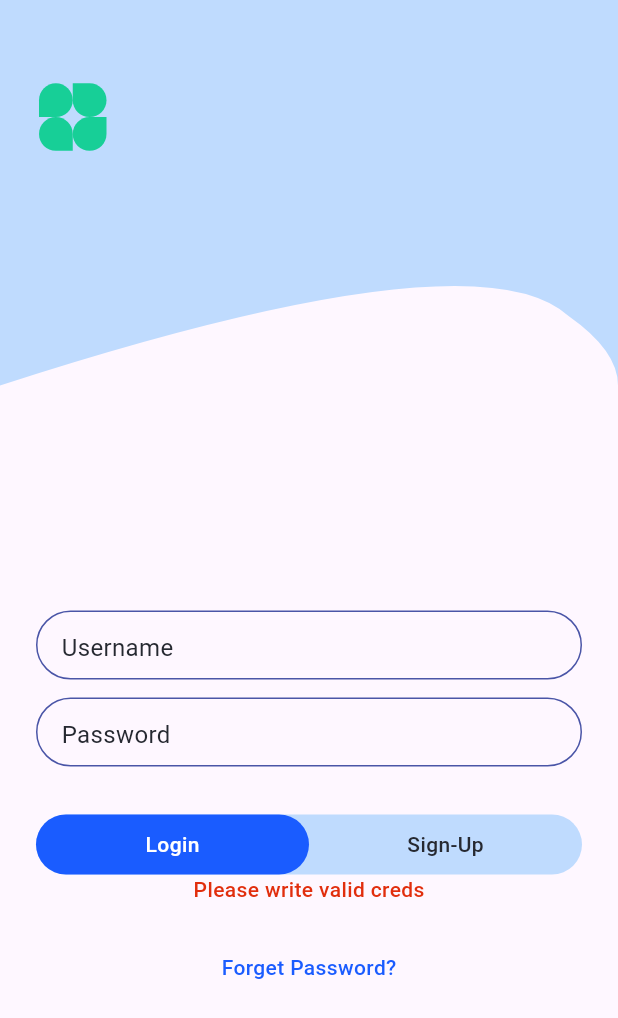
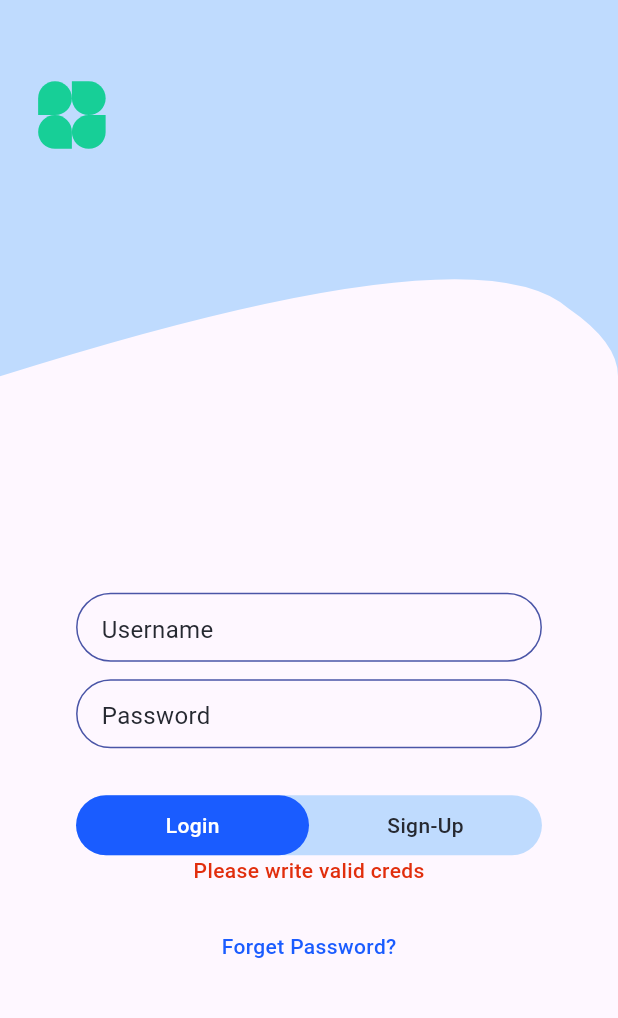
Before and after one commit to Narek6556/auth_app, a Flutter app: the screen it shows after launch, after a tap on "Login", on a phone screen of 412 x 824 dp. Shown: the top 1018 px of the screen. Run offline on Flutter 3.47's test engine with Material 3 defaults, Android fonts, the phone set to English and light mode, and no system bars; our stand-ins replace flutter_mobx, flutter_svg, get_it, mobx, sqflite; accounts and stored records are empty; generated files the repository leaves out were written again.

Commit message:
added responsivnes

```diff
--- /dev/null
+++ b/lib/extensions/extension_on_num.dart
@@ -0,0 +1,12 @@
+import 'package:auth_app/utils/responsivnes.dart';
+import 'package:flutter/material.dart';
+
+extension ExtensionOnNum on num {
+  double h(BuildContext context) {
+    return Responsivnes.byHeight(context, this).toDouble();
+  }
+
+  double w(BuildContext context) {
+    return Responsivnes.byWidth(context, this).toDouble();
+  }
+}
--- a/lib/ui/pages/auth/auth.page.dart
+++ b/lib/ui/pages/auth/auth.page.dart
@@ -1,4 +1,5 @@
 import 'package:auth_app/data/service_locator.dart';
+import 'package:auth_app/extensions/extension_on_num.dart';
 import 'package:auth_app/extensions/extension_on_object.dart';
 import 'package:auth_app/ui/constants/app_colors.dart';
 import 'package:auth_app/ui/pages/auth/widgets/form_section.dart';
@@ -125,7 +126,7 @@ class _AuthPageState extends State<AuthPage> {
             children: [
               HeroSection(),
               SizedBox(
-                height: 92,
+                height: 92.h(context),
               ),
               FormSection(),
             ],
--- a/lib/ui/pages/auth/widgets/form_section.dart
+++ b/lib/ui/pages/auth/widgets/form_section.dart
@@ -1,4 +1,5 @@
 import 'package:auth_app/data/service_locator.dart';
+import 'package:auth_app/extensions/extension_on_num.dart';
 import 'package:auth_app/ui/constants/app_colors.dart';
 import 'package:auth_app/ui/constants/app_texts.dart';
 import 'package:auth_app/ui/stores/auth_store/auth.store.dart';
@@ -49,13 +50,13 @@ class _FormSectionState extends State<FormSection>
   @override
   Widget build(BuildContext context) {
     return Container(
-      padding: const EdgeInsets.symmetric(
-        horizontal: 24,
+      padding: EdgeInsets.symmetric(
+        horizontal: 24.w(context),
       ),
       child: Column(
         children: [
           SizedBox(
-            height: 162,
+            height: 162.h(context),
             child: Observer(
               builder: (_) {
                 return AnimatedSwitcher(
@@ -78,7 +79,7 @@ class _FormSectionState extends State<FormSection>
                   child: authStore.isLoginSelected
                       ? Column(
                           key: ValueKey('login'),
-                          spacing: 12,
+                          spacing: 12.h(context),
                           mainAxisAlignment: MainAxisAlignment.end,
                           children: [
                             Input(
@@ -103,7 +104,7 @@ class _FormSectionState extends State<FormSection>
                         )
                       : Column(
                           key: ValueKey('sign-up'),
-                          spacing: 12,
+                          spacing: 12.h(context),
                           mainAxisAlignment: MainAxisAlignment.end,
                           children: [
                             Input(
@@ -140,7 +141,7 @@ class _FormSectionState extends State<FormSection>
             ),
           ),
           SizedBox(
-            height: 32,
+            height: 32.h(context),
           ),
           Observer(
             builder: (_) {
@@ -166,7 +167,7 @@ class _FormSectionState extends State<FormSection>
             },
           ),
           SizedBox(
-            height: 52,
+            height: 52.h(context),
             child: Observer(
               builder: (_) {
                 return authStore.errorMessage.isNotEmpty
--- a/lib/ui/widgets/hero_section.dart
+++ b/lib/ui/widgets/hero_section.dart
@@ -1,3 +1,4 @@
+import 'package:auth_app/extensions/extension_on_num.dart';
 import 'package:auth_app/ui/constants/app_assets.dart';
 import 'package:auth_app/ui/constants/app_colors.dart';
 import 'package:auth_app/ui/widgets/curved_rectangle_painter.dart';
@@ -11,21 +12,21 @@ class HeroSection extends StatelessWidget {
   Widget build(BuildContext context) {
     return SizedBox(
       width: double.maxFinite,
-      height: 257,
+      height: 257.h(context),
       child: Stack(
         children: [
           CustomPaint(
             size: Size(
               MediaQuery.of(context).size.width,
-              257,
+              257.h(context),
             ),
             painter: CurvedRectanglePainter(
               color: AppLightColors.secondary,
             ),
           ),
           Positioned(
-            top: 54,
-            left: 24,
+            top: 54.h(context),
+            left: 24.h(context),
             child: SvgPicture.asset(AppAssets.logo),
           ),
         ],
--- a/lib/ui/widgets/toaster.dart
+++ b/lib/ui/widgets/toaster.dart
@@ -1,3 +1,4 @@
+import 'package:auth_app/extensions/extension_on_num.dart';
 import 'package:auth_app/ui/constants/app_assets.dart';
 import 'package:auth_app/ui/constants/app_colors.dart';
 import 'package:auth_app/ui/constants/app_texts.dart';
@@ -47,9 +48,9 @@ class Toaster extends StatelessWidget {
           color: backgroundColor,
           borderRadius: BorderRadius.circular(20),
         ),
-        padding: const EdgeInsets.symmetric(
-          vertical: 12,
-          horizontal: 12,
+        padding: EdgeInsets.symmetric(
+          vertical: 12.w(context),
+          horizontal: 12.w(context),
         ),
         child: Row(
           mainAxisAlignment: MainAxisAlignment.spaceBetween,
--- /dev/null
+++ b/lib/utils/responsivnes.dart
@@ -0,0 +1,19 @@
+import 'package:flutter/material.dart';
+
+class Responsivnes {
+  static double referanceHeight = 844;
+
+  static double referanceWidth = 390;
+
+  static num byHeight(BuildContext context, num height) {
+    double screenHeight = MediaQuery.of(context).size.height;
+
+    return (height / referanceHeight) * screenHeight;
+  }
+
+  static num byWidth(BuildContext context, num width) {
+    double screenWidth = MediaQuery.of(context).size.height;
+
+    return (width / referanceWidth) * screenWidth;
+  }
+}
```
